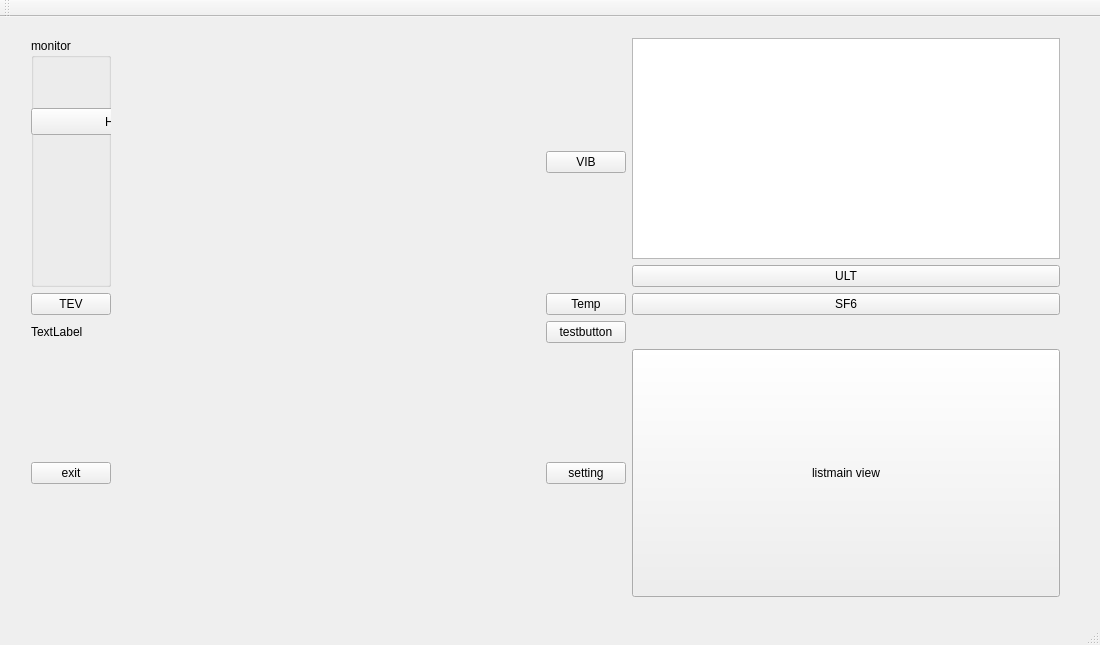
The window that mainwindow.ui (misaka12543/devicemonitor) describes before a commit, drawn with Qt 5.
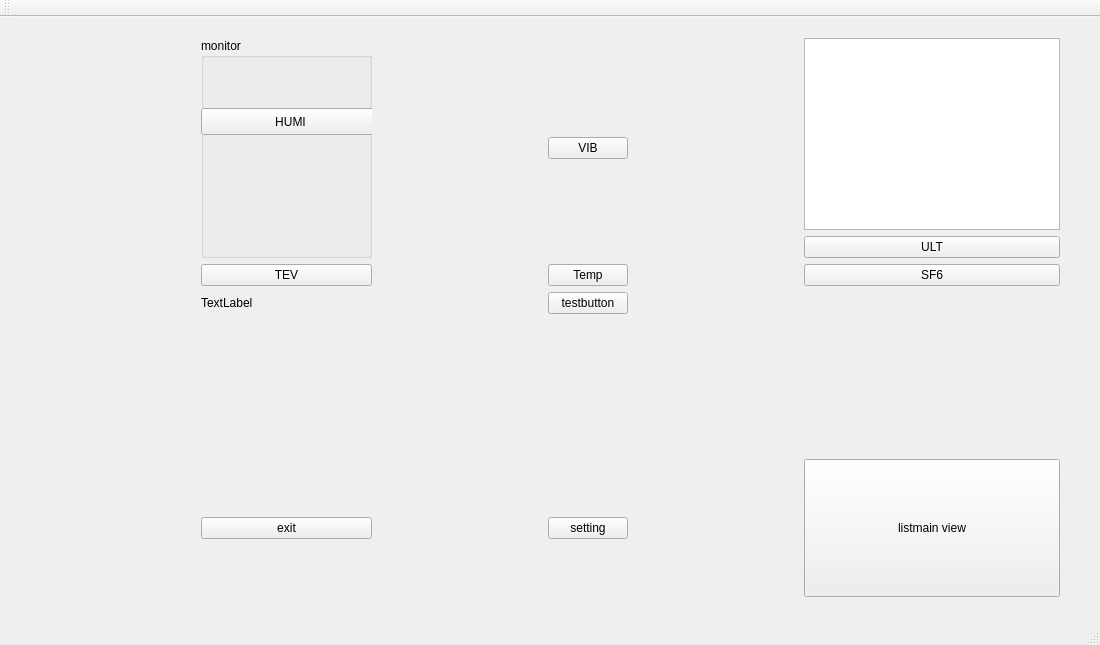
The same window after the commit.

The edit to the form file:
```diff
--- a/mainwindow.ui
+++ b/mainwindow.ui
@@ -33,7 +33,44 @@
      </rect>
     </property>
     <layout class="QGridLayout" name="gridLayout">
+     <item row="0" column="2">
+      <spacer name="horizontalSpacer_3">
+       <property name="orientation">
+        <enum>Qt::Horizontal</enum>
+       </property>
+       <property name="sizeHint" stdset="0">
+        <size>
+         <width>40</width>
+         <height>20</height>
+        </size>
+       </property>
+      </spacer>
+     </item>
      <item row="0" column="4">
+      <spacer name="horizontalSpacer_4">
+       <property name="orientation">
+        <enum>Qt::Horizontal</enum>
+       </property>
+       <property name="sizeHint" stdset="0">
+        <size>
+         <width>40</width>
+         <height>20</height>
+        </size>
+       </property>
+      </spacer>
+     </item>
+     <item row="1" column="5">
+      <layout class="QVBoxLayout" name="verticalLayout_6">
+       <item>
+        <widget class="QPushButton" name="SF6_button">
+         <property name="text">
+          <string>SF6</string>
+         </property>
+        </widget>
+       </item>
+      </layout>
+     </item>
+     <item row="0" column="5">
       <layout class="QVBoxLayout" name="verticalLayout_3">
        <item>
         <widget class="QGraphicsView" name="graphicsView"/>
@@ -47,61 +84,16 @@
        </item>
       </layout>
      </item>
-     <item row="1" column="0">
-      <layout class="QVBoxLayout" name="verticalLayout_4">
-       <item>
-        <widget class="QPushButton" name="TEV_button">
-         <property name="text">
-          <string>TEV</string>
-         </property>
-        </widget>
-       </item>
-      </layout>
-     </item>
-     <item row="0" column="2">
-      <layout class="QVBoxLayout" name="verticalLayout_2">
-       <item>
-        <widget class="QPushButton" name="VIB_button">
-         <property name="text">
-          <string>VIB</string>
-         </property>
-        </widget>
-       </item>
-      </layout>
-     </item>
-     <item row="1" column="2">
-      <layout class="QVBoxLayout" name="verticalLayout_5">
-       <item>
-        <widget class="QPushButton" name="Temp_Button">
-         <property name="text">
-          <string>Temp</string>
-         </property>
-        </widget>
-       </item>
-      </layout>
-     </item>
-     <item row="1" column="4">
-      <layout class="QVBoxLayout" name="verticalLayout_6">
-       <item>
-        <widget class="QPushButton" name="SF6_button">
-         <property name="text">
-          <string>SF6</string>
-         </property>
-        </widget>
-       </item>
-      </layout>
-     </item>
-     <item row="2" column="2">
-      <widget class="QPushButton" name="pushButton_3">
-       <property name="text">
-        <string>testbutton</string>
-       </property>
-      </widget>
-     </item>
-     <item row="0" column="0">
+     <item row="0" column="1">
       <layout class="QVBoxLayout" name="verticalLayout">
        <item>
         <widget class="QGroupBox" name="groupBox">
+         <property name="sizePolicy">
+          <sizepolicy hsizetype="Expanding" vsizetype="Expanding">
+           <horstretch>0</horstretch>
+           <verstretch>0</verstretch>
+          </sizepolicy>
+         </property>
          <property name="title">
           <string>monitor</string>
          </property>
@@ -131,21 +123,25 @@
        </item>
       </layout>
      </item>
-     <item row="2" column="0">
-      <widget class="QLabel" name="label">
-       <property name="text">
-        <string>TextLabel</string>
-       </property>
-      </widget>
-     </item>
-     <item row="4" column="2">
+     <item row="4" column="3">
       <widget class="QPushButton" name="pushButton_2">
        <property name="text">
         <string>setting</string>
        </property>
       </widget>
      </item>
-     <item row="4" column="4">
+     <item row="0" column="3">
+      <layout class="QVBoxLayout" name="verticalLayout_2">
+       <item>
+        <widget class="QPushButton" name="VIB_button">
+         <property name="text">
+          <string>VIB</string>
+         </property>
+        </widget>
+       </item>
+      </layout>
+     </item>
+     <item row="4" column="5">
       <widget class="QPushButton" name="pushButton_5">
        <property name="sizePolicy">
         <sizepolicy hsizetype="Expanding" vsizetype="Expanding">
@@ -158,22 +154,71 @@
        </property>
       </widget>
      </item>
-     <item row="4" column="0">
+     <item row="0" column="0">
+      <spacer name="horizontalSpacer_2">
+       <property name="orientation">
+        <enum>Qt::Horizontal</enum>
+       </property>
+       <property name="sizeHint" stdset="0">
+        <size>
+         <width>40</width>
+         <height>20</height>
+        </size>
+       </property>
+      </spacer>
+     </item>
+     <item row="2" column="3">
+      <widget class="QPushButton" name="pushButton_3">
+       <property name="text">
+        <string>testbutton</string>
+       </property>
+      </widget>
+     </item>
+     <item row="2" column="1">
+      <widget class="QLabel" name="label">
+       <property name="text">
+        <string>TextLabel</string>
+       </property>
+      </widget>
+     </item>
+     <item row="1" column="1">
+      <layout class="QVBoxLayout" name="verticalLayout_4">
+       <item>
+        <widget class="QPushButton" name="TEV_button">
+         <property name="text">
+          <string>TEV</string>
+         </property>
+        </widget>
+       </item>
+      </layout>
+     </item>
+     <item row="1" column="3">
+      <layout class="QVBoxLayout" name="verticalLayout_5">
+       <item>
+        <widget class="QPushButton" name="Temp_Button">
+         <property name="text">
+          <string>Temp</string>
+         </property>
+        </widget>
+       </item>
+      </layout>
+     </item>
+     <item row="4" column="1">
       <widget class="QPushButton" name="pushButton_6">
        <property name="text">
         <string>exit</string>
        </property>
       </widget>
      </item>
-     <item row="4" column="1">
-      <spacer name="horizontalSpacer">
+     <item row="3" column="3">
+      <spacer name="verticalSpacer">
        <property name="orientation">
-        <enum>Qt::Horizontal</enum>
+        <enum>Qt::Vertical</enum>
        </property>
        <property name="sizeHint" stdset="0">
         <size>
-         <width>5</width>
-         <height>20</height>
+         <width>20</width>
+         <height>40</height>
         </size>
        </property>
       </spacer>
```
